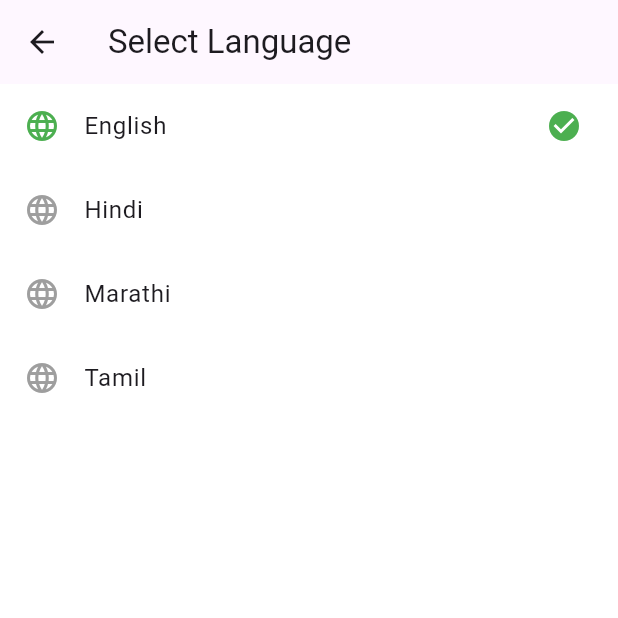
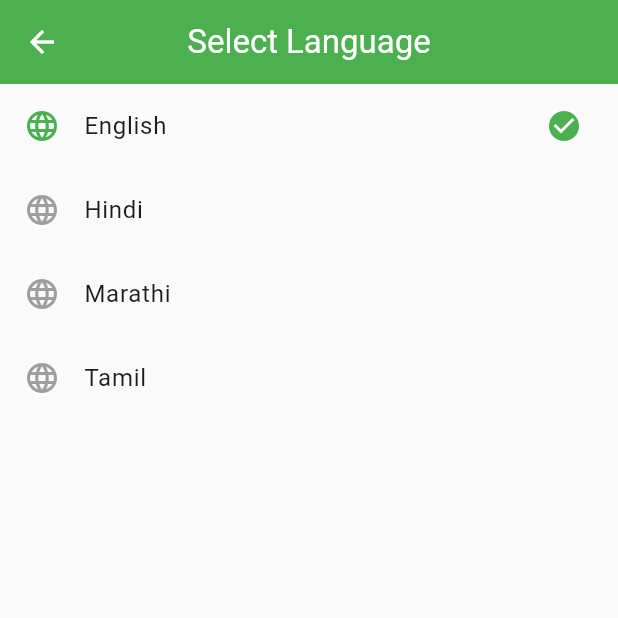
Before and after one commit to Prabhatmaurya3239/Phytivra-AI, a Flutter app: the screen it shows after launch, after a tap on the "language" icon, on a phone screen of 412 x 824 dp, the top half of it. Run offline on Flutter 3.47's test engine with Material 3 defaults, Android fonts, the phone set to English and light mode, and no system bars.

Commit message:
Theme & Widgets: Created centralized AppTheme, SecondaryButton, and LanguageToggleWidget

```diff
--- /dev/null
+++ b/frontend/lib/core/app_theme.dart
@@ -0,0 +1,57 @@
+import 'package:flutter/material.dart';
+
+class AppTheme {
+  // Centralized Light Theme
+  static ThemeData get lightTheme {
+    return ThemeData(
+      brightness: Brightness.light,
+      primarySwatch: Colors.green, // Common Color Palette
+      primaryColor: Colors.green.shade700,
+      scaffoldBackgroundColor: Colors.grey.shade50,
+      fontFamily: 'Roboto', // Consistent Typography
+
+      appBarTheme: const AppBarTheme(
+        backgroundColor: Colors.green,
+        foregroundColor: Colors.white,
+        elevation: 0,
+        centerTitle: true,
+      ),
+
+      // Button Styles
+      elevatedButtonTheme: ElevatedButtonThemeData(
+        style: ElevatedButton.styleFrom(
+          backgroundColor: Colors.green.shade700,
+          foregroundColor: Colors.white,
+          shape: RoundedRectangleBorder(borderRadius: BorderRadius.circular(8)),
+          padding: const EdgeInsets.symmetric(vertical: 16),
+        ),
+      ),
+
+      // Secondary Button Styles
+      outlinedButtonTheme: OutlinedButtonThemeData(
+        style: OutlinedButton.styleFrom(
+          foregroundColor: Colors.green.shade700,
+          side: BorderSide(color: Colors.green.shade700, width: 2),
+          shape: RoundedRectangleBorder(borderRadius: BorderRadius.circular(8)),
+          padding: const EdgeInsets.symmetric(vertical: 16),
+        ),
+      ),
+
+      // Card Styles[cite: 2]
+      cardTheme: CardThemeData(
+        elevation: 2,
+        shape: RoundedRectangleBorder(borderRadius: BorderRadius.circular(12)),
+        color: Colors.white,
+        margin: const EdgeInsets.symmetric(vertical: 8),
+      ),
+
+      // Input Field Styles[cite: 2]
+      inputDecorationTheme: InputDecorationTheme(
+        border: OutlineInputBorder(borderRadius: BorderRadius.circular(8)),
+        filled: true,
+        fillColor: Colors.white,
+        contentPadding: const EdgeInsets.symmetric(horizontal: 16, vertical: 14),
+      ),
+    );
+  }
+}
--- a/frontend/lib/main.dart
+++ b/frontend/lib/main.dart
@@ -6,6 +6,7 @@ import 'screens/result_screen.dart';
 import 'screens/ai_recommendation_screen.dart';
 import 'screens/language_selection_screen.dart';
 import 'screens/settings_screen.dart';
+import 'core/app_theme.dart';
 
 void main() {
   runApp(const CropDiseaseApp());
@@ -19,10 +20,7 @@ class CropDiseaseApp extends StatelessWidget {
     return MaterialApp(
       debugShowCheckedModeBanner: false,
       title: 'Crop Disease Detector',
-      theme: ThemeData(
-        primarySwatch: Colors.green, // Keeping it farmer-friendly
-        scaffoldBackgroundColor: Colors.white,
-      ),
+      theme: AppTheme.lightTheme,// Using our centralised theme
       initialRoute: '/home', // Starting at home for testing purposes
       // Basic Navigation implemented for all required screens[cite: 1]
       routes: {
```
Also changed, not shown: frontend/lib/widgets/language_toggel.dart (added, +34 -0 lines), frontend/lib/widgets/secondary_button.dart (added, +26 -0 lines).
